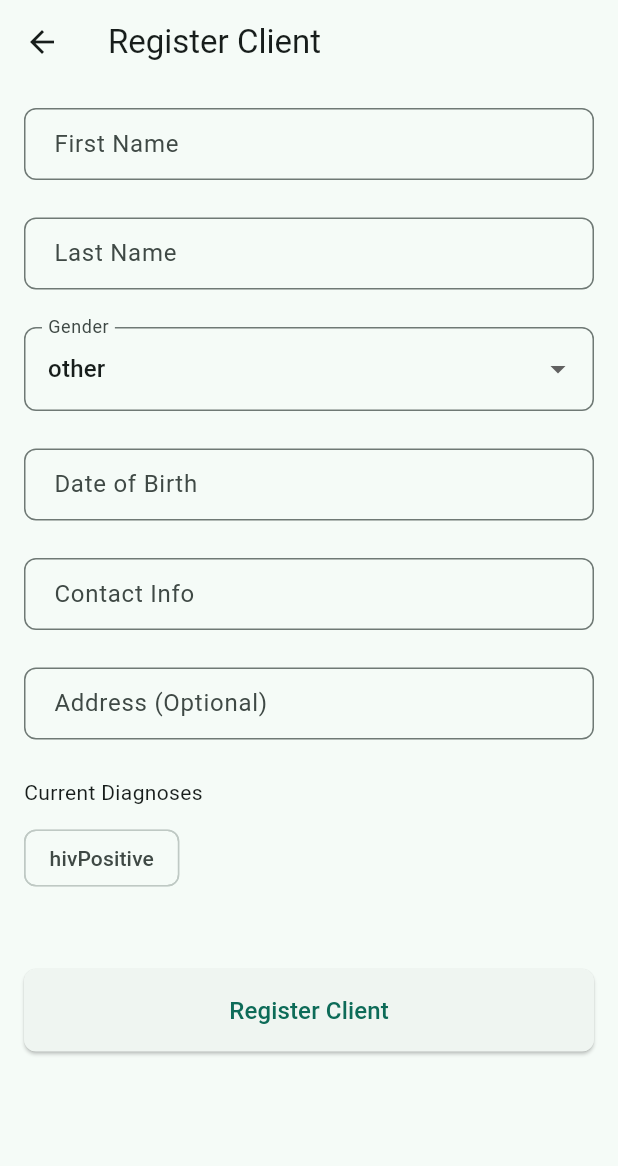
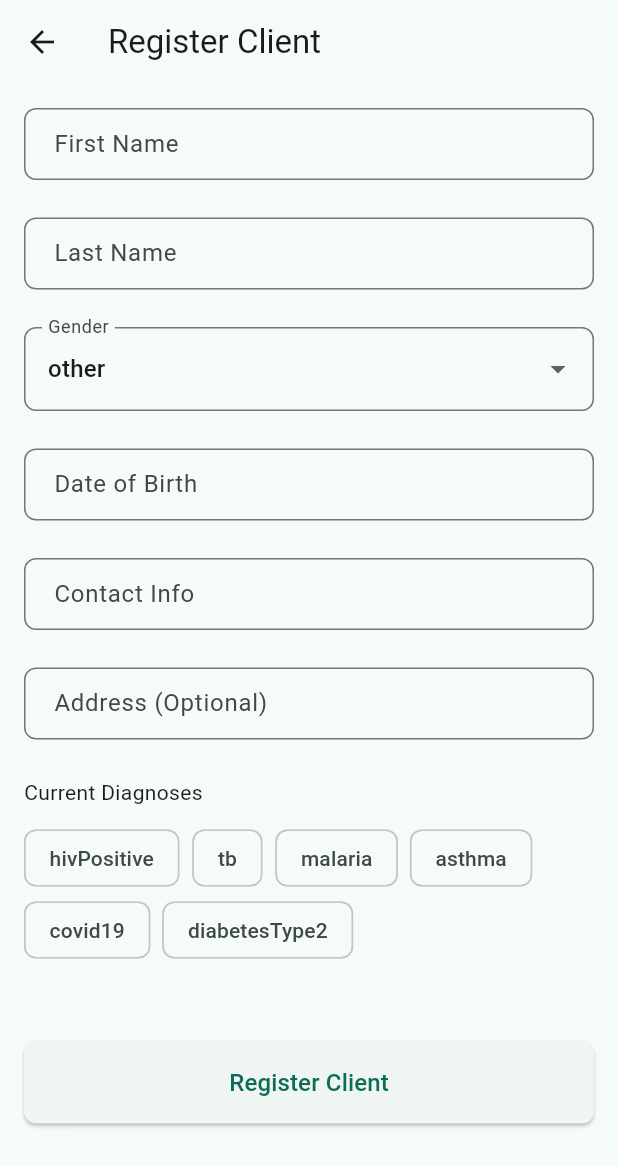
Before and after one commit to rex-enigma/health_management_system, a Flutter app: the RegisterClientView screen opened by its route, on a phone screen of 412 x 824 dp. Shown: the top 1166 px of the screen. Run offline on Flutter 3.47's test engine with Material 3 defaults, Android fonts, the phone set to English and light mode, and no system bars; our stand-ins replace dartz, flutter_dotenv, flutter_secure_storage, stacked, stacked_services, stacked_shared; accounts and stored records are empty; network calls fail.

Commit message:
included some diagnosis with their conversion to Diagnosis enum

```diff
--- a/lib/enums/diagnosis.dart
+++ b/lib/enums/diagnosis.dart
@@ -1,11 +1,24 @@
 enum Diagnosis {
   hivPositive,
+  tb,
+  malaria,
+  asthma,
+  covid19,
+  diabetesType2,
   none;
 
   static Diagnosis fromString(String value) {
-    switch (value) {
-      case 'hivPositive':
-        return Diagnosis.hivPositive;
+    switch (value.toLowerCase()) {
+      case 'malaria':
+        return Diagnosis.malaria;
+      case 'asthma':
+        return Diagnosis.asthma;
+      case 'covid19':
+        return Diagnosis.covid19;
+      case 'diabetesType2':
+        return Diagnosis.diabetesType2;
+      case 'none':
+        return Diagnosis.none;
       default:
         throw "the string: $value, doesn't correspond to any diagnosis constant value";
     }
```
